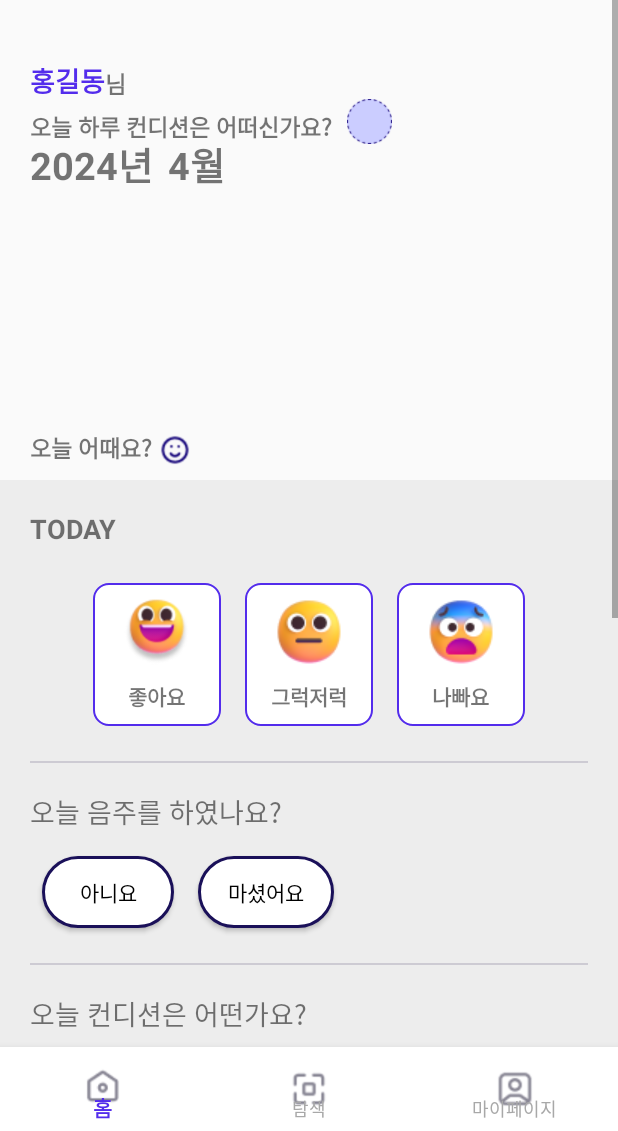
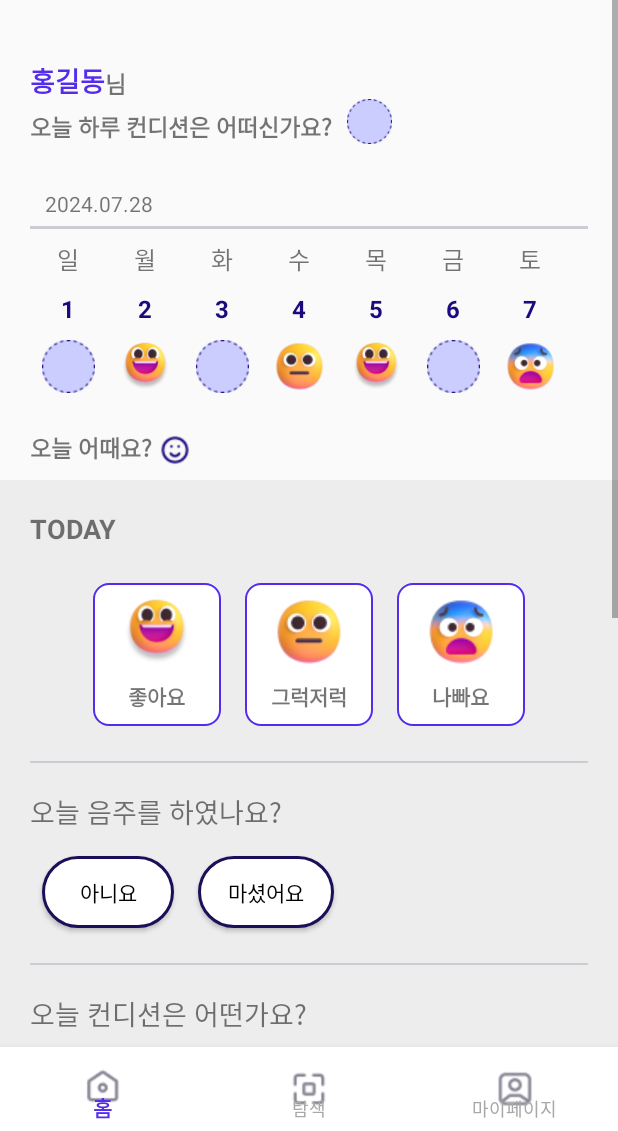
Before and after one commit to medi4me/frontend_medi, an Android app: the TodayConditionFragment screen opened through its navigation route, on a phone screen of 412 x 824 dp, the part 105-1236 px from its top. Run offline under Robolectric (Android 15) with nearby library versions, the phone set to English and light mode, and no system bars; our stand-ins replace navigation-ui; 1 statement that could not run was skipped.

Commit message:
FEAT: 주간달력 리사이클러뷰

```diff
--- a/app/src/main/java/com/example/mediforme/home/TodayConditionFragment.kt
+++ b/app/src/main/java/com/example/mediforme/home/todayCondition/TodayConditionFragment.kt
@@ -1,12 +1,12 @@
-package com.example.mediforme.home
+package com.example.mediforme.home.todayCondition
 
 import android.os.Bundle
 import android.view.LayoutInflater
 import android.view.View
 import android.view.ViewGroup
 import androidx.fragment.app.Fragment
+import androidx.recyclerview.widget.LinearLayoutManager
 import com.example.mediforme.R
-import com.example.mediforme.databinding.FragmentHomeBinding
 import com.example.mediforme.databinding.FragmentTodayConditionBinding
 
 class TodayConditionFragment : Fragment() {
@@ -23,6 +23,23 @@ class TodayConditionFragment : Fragment() {
             // 뒤로가기 버튼 클릭 시 이전 프래그먼트로 돌아감
             parentFragmentManager.popBackStack()
         }
+
+        // RecyclerView 설정
+        val items = listOf(
+            WeekDayItem("일", 1, R.drawable.ic_empty_emoji),
+            WeekDayItem("월", 2, R.drawable.ic_emoji_good),
+            WeekDayItem("화", 3, R.drawable.ic_empty_emoji),
+            WeekDayItem("수", 4, R.drawable.ic_emoji_soso),
+            WeekDayItem("목", 5, R.drawable.ic_emoji_good),
+            WeekDayItem("금", 6, R.drawable.ic_empty_emoji),
+            WeekDayItem("토", 7, R.drawable.ic_emoji_bad)
+        )
+
+        val adapter = WeekDayAdapter(items)
+        binding.recyclerView.layoutManager = LinearLayoutManager(requireContext(), LinearLayoutManager.HORIZONTAL, false)
+        binding.recyclerView.adapter = adapter
+
+
         return binding.root
     }
 }
--- /dev/null
+++ b/app/src/main/java/com/example/mediforme/home/todayCondition/WeekDayAdapter.kt
@@ -0,0 +1,34 @@
+package com.example.mediforme.home.todayCondition
+
+import android.view.LayoutInflater
+import android.view.View
+import android.view.ViewGroup
+import android.widget.ImageView
+import android.widget.TextView
+import androidx.recyclerview.widget.RecyclerView
+import com.example.mediforme.R
+
+class WeekDayAdapter(private val items: List<WeekDayItem>) : RecyclerView.Adapter<WeekDayAdapter.ViewHolder>() {
+
+    inner class ViewHolder(itemView: View) : RecyclerView.ViewHolder(itemView) {
+        val dayOfWeek: TextView = itemView.findViewById(R.id.day_of_week)
+        val date: TextView = itemView.findViewById(R.id.date)
+        val emoji: ImageView = itemView.findViewById(R.id.emoji)
+    }
+
+    override fun onCreateViewHolder(parent: ViewGroup, viewType: Int): ViewHolder {
+        val view = LayoutInflater.from(parent.context).inflate(R.layout.item_week_day, parent, false)
+        return ViewHolder(view)
+    }
+
+    override fun onBindViewHolder(holder: ViewHolder, position: Int) {
+        val item = items[position]
+        holder.dayOfWeek.text = item.dayOfWeek
+        holder.date.text = item.date.toString()
+        holder.emoji.setImageResource(item.emojiResId)
+    }
+
+    override fun getItemCount(): Int {
+        return items.size
+    }
+}
--- /dev/null
+++ b/app/src/main/java/com/example/mediforme/home/todayCondition/WeekDayItem.kt
@@ -0,0 +1,7 @@
+package com.example.mediforme.home.todayCondition
+
+data class WeekDayItem(
+    val dayOfWeek: String,
+    val date: Int,
+    val emojiResId: Int
+)
--- a/app/src/main/res/layout/fragment_today_condition.xml
+++ b/app/src/main/res/layout/fragment_today_condition.xml
@@ -99,26 +99,43 @@
 
 
         <TextView
-            android:id="@+id/home_year"
+            android:id="@+id/home_date"
             android:layout_width="wrap_content"
             android:layout_height="wrap_content"
-            android:text="2024년"
-            android:textSize="25sp"
-            android:textStyle="bold"
-            android:layout_marginTop="50dp"
+            android:text="2024.07.28"
+            android:textSize="14sp"
             app:layout_constraintStart_toStartOf="@id/home_name_TV"
-            app:layout_constraintTop_toTopOf="@id/home_name_TV" />
+            app:layout_constraintTop_toBottomOf="@+id/home_text1_TV"
+            android:layout_marginTop="30dp"
+            android:layout_marginStart="10dp"
+            />
+        <View
+            android:id="@+id/my_view_V"
+            android:layout_width="0dp"
+            android:layout_height="2dp"
+            android:background="@color/stroke"
+            android:layout_marginBottom="5dp"
+            app:layout_constraintTop_toBottomOf="@+id/home_date"
+            app:layout_constraintStart_toStartOf="parent"
+            app:layout_constraintEnd_toEndOf="parent"
+            android:layout_marginStart="20dp"
+            android:layout_marginEnd="20dp"
+            android:layout_marginTop="5dp"/>
 
-        <TextView
-            android:id="@+id/home_month"
-            android:layout_width="wrap_content"
-            android:layout_height="wrap_content"
-            android:text="4월"
-            android:textSize="25sp"
-            android:textStyle="bold"
-            android:layout_marginStart="10dp"
-            app:layout_constraintStart_toEndOf="@id/home_year"
-            app:layout_constraintTop_toTopOf="@id/home_year" />
+        <androidx.recyclerview.widget.RecyclerView
+            android:id="@+id/recycler_view"
+            android:layout_width="0dp"
+            android:layout_height="0dp"
+            app:layout_constraintTop_toBottomOf="@+id/my_view_V"
+            app:layout_constraintBottom_toTopOf="@+id/how_today_TV"
+            app:layout_constraintStart_toStartOf="parent"
+            app:layout_constraintEnd_toEndOf="parent"
+            android:layout_marginStart="20dp"
+            android:layout_marginEnd="20dp"
+            android:layout_marginBottom="10dp"
+            />
+
+
 
         <TextView
             android:id="@+id/how_today_TV"
--- /dev/null
+++ b/app/src/main/res/layout/item_week_day.xml
@@ -0,0 +1,34 @@
+<?xml version="1.0" encoding="utf-8"?>
+<LinearLayout xmlns:android="http://schemas.android.com/apk/res/android"
+    android:layout_width="wrap_content"
+    android:layout_height="wrap_content"
+    android:orientation="vertical"
+    android:padding="8dp">
+
+    <TextView
+        android:id="@+id/day_of_week"
+        android:layout_width="wrap_content"
+        android:layout_height="wrap_content"
+        android:text="일"
+        android:textSize="16sp"
+        android:layout_gravity="center" />
+
+    <TextView
+        android:id="@+id/date"
+        android:layout_width="wrap_content"
+        android:layout_height="wrap_content"
+        android:text="1"
+        android:textSize="16sp"
+        android:textStyle="bold"
+        android:textColor="@color/calenderDate"
+        android:layout_gravity="center"
+        android:layout_marginTop="10dp"/>
+
+    <ImageView
+        android:id="@+id/emoji"
+        android:layout_width="35dp"
+        android:layout_height="35dp"
+        android:layout_gravity="center"
+        android:src="@drawable/ic_emoji_bad"
+        android:layout_marginTop="10dp"/>
+</LinearLayout>
--- a/app/src/main/res/navigation/nav_graph.xml
+++ b/app/src/main/res/navigation/nav_graph.xml
@@ -18,7 +18,7 @@
 
     <fragment
         android:id="@+id/todayConditionFragment"
-        android:name="com.example.mediforme.home.TodayConditionFragment"
+        android:name="com.example.mediforme.home.todayCondition.TodayConditionFragment"
         android:label="fragment_today_condition"
         tools:layout="@layout/fragment_today_condition">
     </fragment>
--- a/app/src/main/res/values/colors.xml
+++ b/app/src/main/res/values/colors.xml
@@ -30,6 +30,9 @@
 <!--today condition 프래그먼트-->
     <color name="stroke">#CDCBD3</color>
     <color name="btncolor">#1A1059</color>
+    <color name="calenderDate">#1A0A7D</color>
+
+
 
 <!--    mypage 프래그먼트-->
     <color name="drugNum">#515059</color>
```
